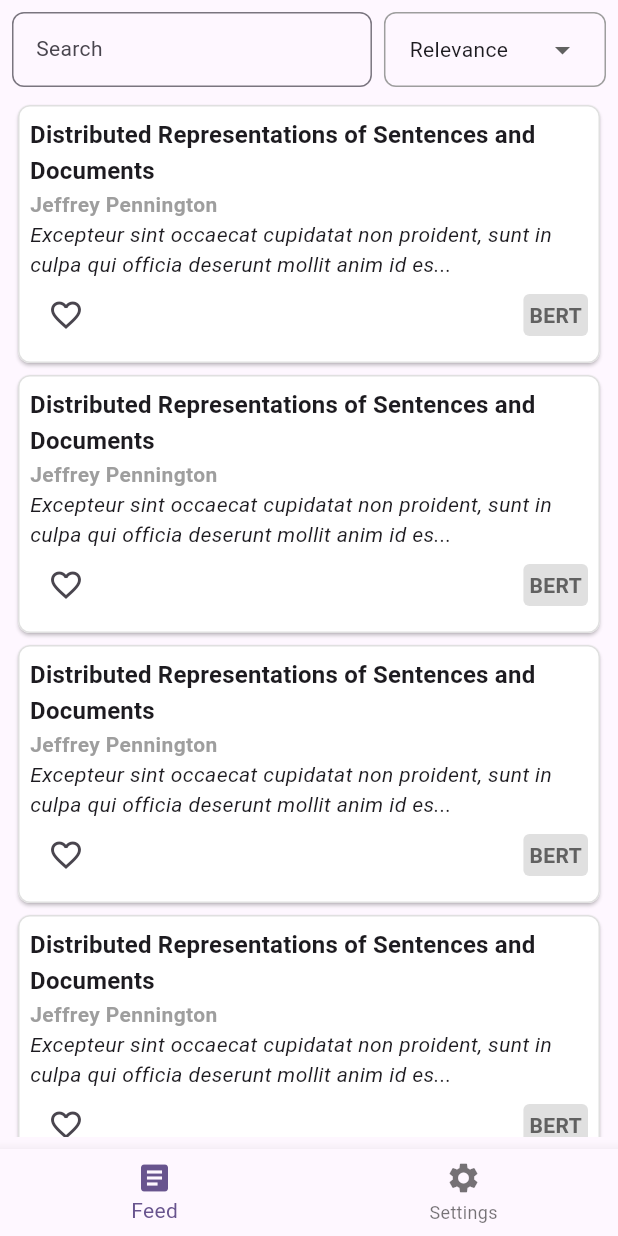
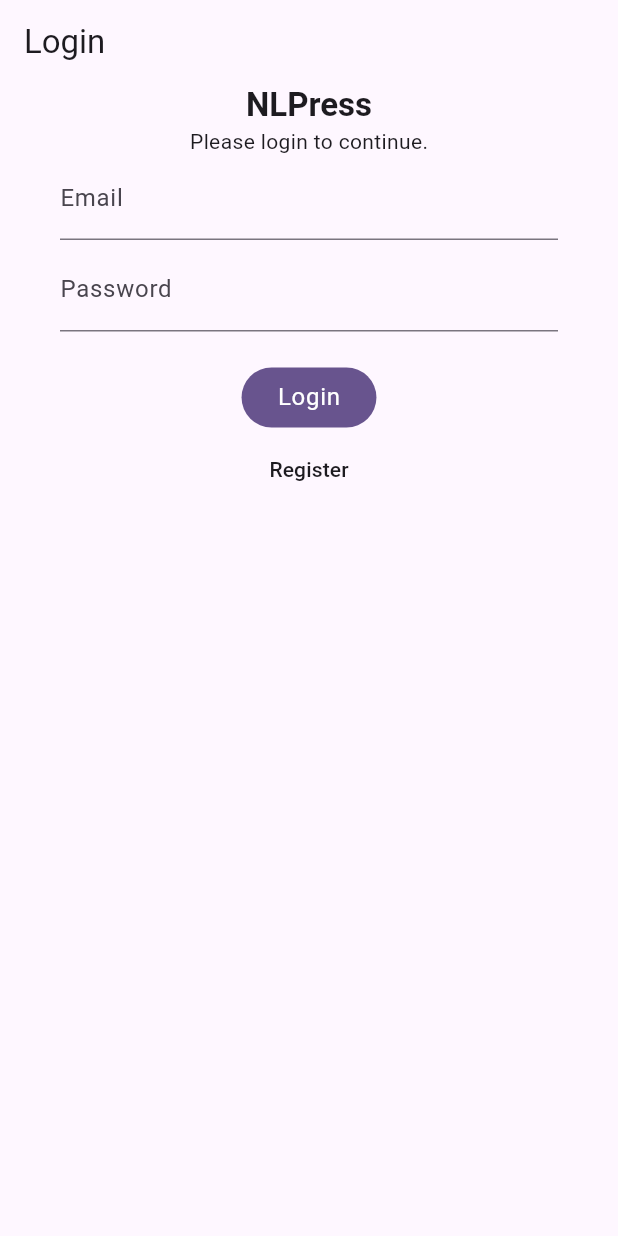
Before and after one commit to sezrab/group3_prototype, a Flutter app: the screen it shows after launch, on a phone screen of 412 x 824 dp. Run offline on Flutter 3.47's test engine with Material 3 defaults, Android fonts, the phone set to English and light mode, and no system bars; our stand-ins replace firebase_auth, firebase_core; accounts and stored records are empty.

Commit message:
INITIAL BACKEND INTEGRATION
There are some formatting issues, but this is a big step forward!

```diff
--- /dev/null
+++ b/lib/controllers/auth.dart
@@ -0,0 +1,22 @@
+import 'package:flutter/material.dart';
+import 'package:group3_prototype/home.dart';
+import 'package:group3_prototype/providers/auth.dart';
+import 'package:provider/provider.dart';
+
+import '../pages/login.dart';
+
+class LoginRegisterHome extends StatelessWidget {
+  const LoginRegisterHome({super.key});
+
+  @override
+  Widget build(BuildContext context) {
+    // get provider of auth
+    // if user is authenticated, show home page
+    if (Provider.of<MyAuthProvider>(context, listen: true).isAuthenticated) {
+      return const Home();
+    } else {
+      // if user is not authenticated, show login page
+      return const Login();
+    }
+  }
+}
--- a/lib/dummyData.dart
+++ /dev/null
@@ -1,89 +0,0 @@
-// generate dummy data for testing, from a random selection of data
-
-import 'dart:math';
-
-import 'package:group3_prototype/models/article.dart';
-
-List<String> authors = [
-  // LIST OF FAMOUS NLP RESEARCHERS
-  'Yoshua Bengio',
-  'Christopher Manning',
-  'Dan Jurafsky',
-  'Richard Socher',
-  'Jacob Devlin',
-  'Sebastian Ruder',
-  'Jason Weston',
-  'Tomas Mikolov',
-  'Jeffrey Pennington',
-  'Ronan Collobert',
-  'Quoc Le',
-  'Oriol Vinyals',
-  'Andrew Ng',
-  'Geoffrey Hinton',
-  'Yann LeCun',
-  'Francois Chollet',
-  'Andrej Karpathy',
-  'Ian Goodfellow',
-  'Fei-Fei Li',
-];
-
-List<String> titles = [
-  // famous NLP papers
-  'Dynamic Pooling and Unfolding Recursive Autoencoders for Paraphrase Detection',
-  'Natural Language Processing (almost) from Scratch',
-  'Recursive Deep Models for Semantic Compositionality Over a Sentiment Treebank',
-  'A Neural Probabilistic Language Model',
-  'Efficient Estimation of Word Representations in Vector Space',
-  'Distributed Representations of Words and Phrases and their Compositionality',
-  'GloVe: Global Vectors for Word Representation',
-  'Learning Word Vectors for Sentiment Analysis',
-  'Distributed Representations of Sentences and Documents',
-  'Bag of Tricks for Efficient Text Classification',
-  'Convolutional Neural Networks for Sentence Classification',
-  'A Convolutional Neural Network for Modelling Sentences',
-  'A Sensitivity Analysis of (and Practitioners Guide to) Convolutional Neural Networks for Sentence Classification',
-  'A Fast and Accurate Dependency Parser using Neural Networks',
-  'The Best of Both Worlds: Combining Recent Advances in Neural Machine Translation',
-  'Attention Is All You Need',
-  'BERT: Pre-training of Deep Bidirectional Transformers for Language Understanding',
-  'Deep contextualized word representations',
-  'Language Models are Unsupervised Multitask Learners',
-];
-
-List<String> loremIpsum = [
-  'Lorem ipsum dolor sit amet, consectetur adipiscing elit, sed do eiusmod tempor incididunt ut labore et dolore magna aliqua. Ut enim ad minim veniam, quis nostrud exercitation ullamco laboris nisi ut aliquip ex ea commodo consequat. ',
-  'Duis aute irure dolor in reprehenderit in voluptate velit esse cillum dolore eu fugiat nulla pariatur. ',
-  'Excepteur sint occaecat cupidatat non proident, sunt in culpa qui officia deserunt mollit anim id est laborum.',
-  'Sed ut perspiciatis unde omnis iste natus error sit voluptatem accusantium doloremque laudantium, totam rem aperiam, eaque ipsa quae ab illo inventore veritatis et quasi architecto beatae vitae dicta sunt explicabo. Nemo enim ipsam voluptatem quia voluptas sit aspernatur aut odit aut fugit, sed quia consequuntur magni dolores eos qui ratione voluptatem sequi nesciunt.',
-  'Neque porro quisquam est, qui dolorem ipsum quia dolor sit amet, consectetur, adipisci velit, sed quia non numquam eius modi tempora incidunt ut labore et dolore magnam aliquam quaerat voluptatem. Ut enim ad minima veniam, quis nostrum exercitationem ullam corporis suscipit laboriosam, nisi ut aliquid ex ea commodi consequatur? ',
-  'Quis autem vel eum iure reprehenderit qui in ea voluptate velit esse quam nihil molestiae consequatur, vel illum qui dolorem eum fugiat quo voluptas nulla pariatur?',
-];
-
-List<String> tags = [
-  'Deep Learning',
-  'Natural Language Processing',
-  'LLMs in Healthcare',
-  'GPT-3',
-  'BERT',
-  'Recurrent Neural Networks',
-  'Convolutional Neural Networks',
-  'Transformer Networks',
-  'Reinforcement Learning',
-  'Generative Adversarial Networks',
-  'Self-Supervised Learning',
-  'Text Classification',
-  'Sentiment Analysis'
-];
-ArticleData randomArticle() {
-  // generate random article
-  var rd = Random();
-  return ArticleData(
-      title: titles[rd.nextInt(titles.length)],
-      author: authors[rd.nextInt(authors.length)],
-      description: loremIpsum[rd.nextInt(loremIpsum.length)],
-      url: 'https://www.google.com',
-      // between 1 and 3 random tags
-      tags: List.generate(
-          rd.nextInt(3) + 1, (index) => tags[rd.nextInt(tags.length)]),
-      publishedAt: DateTime.now());
-}
--- a/lib/main.dart
+++ b/lib/main.dart
@@ -1,7 +1,18 @@
+import 'package:firebase_core/firebase_core.dart';
 import 'package:flutter/material.dart';
-import 'package:group3_prototype/home.dart';
+import 'package:group3_prototype/controllers/auth.dart';
+import 'package:group3_prototype/pages/login.dart';
+import 'package:group3_prototype/pages/register.dart';
+import 'package:group3_prototype/providers/api.dart';
+import 'package:group3_prototype/providers/auth.dart';
+import 'package:provider/provider.dart';
+import 'firebase_options.dart';
 
-void main() {
+void main() async {
+  WidgetsFlutterBinding.ensureInitialized();
+  await Firebase.initializeApp(
+    options: DefaultFirebaseOptions.currentPlatform,
+  );
   runApp(const MyApp());
 }
 
@@ -11,8 +22,21 @@
   // This widget is the root of your application.
   @override
   Widget build(BuildContext context) {
-    return MaterialApp(
+    return MultiProvider(
+      providers: [
+        ChangeNotifierProvider<MyAuthProvider>(
+          create: (_) => MyAuthProvider(),
+        ),
+        ChangeNotifierProvider<APIProvider>(
+          create: (_) => APIProvider(),
+        ),
+      ],
+      child: MaterialApp(
         title: 'Flutter Demo',
+        routes: {
+          '/register': (context) => const Register(),
+          '/login': (context) => const Login(),
+        },
         theme: ThemeData(
           // This is the theme of your application.
           //
@@ -32,7 +56,8 @@
           colorScheme: ColorScheme.fromSeed(seedColor: Colors.deepPurple),
           useMaterial3: true,
         ),
-      home: const Home(),
+        home: LoginRegisterHome(),
+      ),
     );
   }
 }
--- a/lib/models/article.dart
+++ b/lib/models/article.dart
@@ -1,17 +1,40 @@
 class ArticleData {
+  final int id;
   final String title;
-  final String author;
-  final String description;
+  final List<String> authors;
+  final String abstract;
   final String url;
   final DateTime publishedAt;
   final List<String> tags;
 
   ArticleData({
+    required this.id,
     required this.title,
-    required this.author,
-    required this.description,
+    required this.authors,
+    required this.abstract,
     required this.url,
     required this.tags,
     required this.publishedAt,
   });
+
+  factory ArticleData.fromJson(Map<String, dynamic> json) {
+    // return {
+    //         'id': self._id,
+    //         'title': self._title,
+    //         'summary': self._abstract,
+    //         'authors': self._authors,
+    //         'tags': self._tags,
+    //         'published': self._published.isoformat() if self._published else None,
+    //         'url': self._url
+    //     }
+    return ArticleData(
+      id: json['id'],
+      title: json['title'] as String,
+      authors: json['authors']!.cast<String>(),
+      abstract: json['summary'] as String,
+      url: json['url'] as String,
+      tags: json['tags']!.cast<String>(),
+      publishedAt: DateTime.parse(json['published']),
+    );
+  }
 }
--- /dev/null
+++ b/lib/pages/login.dart
@@ -0,0 +1,87 @@
+import 'package:firebase_auth/firebase_auth.dart';
+import 'package:flutter/material.dart';
+
+class Login extends StatefulWidget {
+  const Login({super.key});
+
+  @override
+  State<Login> createState() => _LoginState();
+}
+
+class _LoginState extends State<Login> {
+  TextEditingController emailController = TextEditingController();
+  TextEditingController passwordController = TextEditingController();
+  @override
+  Widget build(BuildContext context) {
+    return Scaffold(
+      appBar: AppBar(
+        title: const Text('Login'),
+      ),
+      body: Padding(
+        padding: const EdgeInsets.symmetric(horizontal: 40),
+        child: Column(
+          children: [
+            Text('NLPress',
+                style: Theme.of(context).textTheme.titleLarge!.copyWith(
+                      fontWeight: FontWeight.bold,
+                    )),
+            const Text('Please login to continue.'),
+            // username and password fields
+            TextField(
+              controller: emailController,
+              decoration: const InputDecoration(
+                labelText: 'Email',
+              ),
+            ),
+            SizedBox(height: 5),
+            TextField(
+              controller: passwordController,
+              decoration: const InputDecoration(
+                labelText: 'Password',
+              ),
+            ),
+            SizedBox(height: 20),
+            FilledButton(
+              onPressed: () {
+                FirebaseAuth.instance
+                    .signInWithEmailAndPassword(
+                  email: emailController.text,
+                  password: passwordController.text,
+                )
+                    .onError((error, stackTrace) {
+                  String message = "Login failed. Please try again.";
+                  if (error is FirebaseAuthException) {
+                    if (error.code == 'user-not-found') {
+                      message = 'No user found for that email.';
+                    } else if (error.code == 'wrong-password') {
+                      message = 'Wrong password provided for that user.';
+                    }
+                  }
+                  ScaffoldMessenger.of(context).showSnackBar(
+                    SnackBar(
+                      content: Text(message),
+                    ),
+                  );
+                  throw error as Object;
+                });
+              },
+              child: Text('Login',
+                  style: Theme.of(context)
+                      .textTheme
+                      .bodyLarge!
+                      .copyWith(color: Colors.white)),
+            ),
+            // or register
+            TextButton(
+              onPressed: () {
+                Navigator.pushNamed(context, '/register');
+              },
+              child: Text('Register',
+                  style: Theme.of(context).textTheme.labelLarge),
+            ),
+          ],
+        ),
+      ),
+    );
+  }
+}
--- /dev/null
+++ b/lib/pages/register.dart
@@ -0,0 +1,89 @@
+import 'package:firebase_auth/firebase_auth.dart';
+import 'package:flutter/material.dart';
+import 'package:group3_prototype/providers/auth.dart';
+import 'package:provider/provider.dart';
+
+class Register extends StatefulWidget {
+  const Register({super.key});
+
+  @override
+  State<Register> createState() => _RegisterState();
+}
+
+class _RegisterState extends State<Register> {
+  TextEditingController emailController = TextEditingController();
+  TextEditingController passwordController = TextEditingController();
+  TextEditingController confirmPasswordController = TextEditingController();
+  @override
+  Widget build(BuildContext context) {
+    return Scaffold(
+      appBar: AppBar(
+        title: const Text('Register'),
+      ),
+      body: Column(
+        children: [
+          const Text('NLPress'),
+          const Text('Register a new account.'),
+          TextField(
+            controller: emailController,
+            decoration: const InputDecoration(
+              labelText: 'Email',
+            ),
+          ),
+          TextField(
+            controller: passwordController,
+            decoration: const InputDecoration(
+              labelText: 'Password',
+            ),
+          ),
+          TextField(
+            controller: confirmPasswordController,
+            decoration: const InputDecoration(
+              labelText: 'Confirm Password',
+            ),
+          ),
+          ElevatedButton(
+            onPressed: () async {
+              // Navigate to the home page by replacing the current route.
+              try {
+                await Provider.of<MyAuthProvider>(context, listen: false)
+                    .registerWithPassword(
+                      emailController.text,
+                      passwordController.text,
+                    )
+                    .then((value) => Navigator.pop(context));
+              }
+              // catch firebase errors and display appropriate text
+              on FirebaseAuthException catch (e) {
+                String message = "There was an error";
+                if (e.code == 'weak-password') {
+                  message = "The password provided is too weak.";
+                } else if (e.code == 'email-already-in-use') {
+                  message = "The account already exists for that email.";
+                } else if (e.code == 'invalid-email') {
+                  message = "The email address is invalid.";
+                } else if (e.code == 'operation-not-allowed') {
+                  message = "Email & Password accounts are not enabled.";
+                } else if (e.code == 'user-disabled') {
+                  message =
+                      "The user corresponding to the given email has been disabled.";
+                } else if (e.code == 'user-not-found') {
+                  message =
+                      "There is no user corresponding to the given email.";
+                } else if (e.code == 'wrong-password') {
+                  message = "The password is invalid for the given email.";
+                }
+                ScaffoldMessenger.of(context).showSnackBar(
+                  SnackBar(
+                    content: Text(message),
+                  ),
+                );
+              }
+            },
+            child: const Text('Register'),
+          ),
+        ],
+      ),
+    );
+  }
+}
--- /dev/null
+++ b/lib/providers/auth.dart
@@ -0,0 +1,73 @@
+import 'dart:async';
+
+import 'package:flutter/material.dart';
+import 'package:firebase_auth/firebase_auth.dart';
+
+class MyAuthProvider with ChangeNotifier {
+  // FirebaseUser user;
+  StreamSubscription? userAuthSub;
+  User? user;
+  String get uid => user!.uid;
+  MyAuthProvider() : userAuthSub = null {
+    userAuthSub = FirebaseAuth.instance.authStateChanges().listen(
+      (newUser) {
+        print('Auth state changed. User is: $newUser');
+        user = newUser;
+        notifyListeners();
+      },
+      onError: (e) {
+        print('!!! auth.dart/userAuthSub error: $e');
+        throw e;
+      },
+    );
+  }
+
+  @override
+  void dispose() {
+    try {
+      userAuthSub!.cancel();
+    } catch (e) {
+      print(
+          'auth.dart/dispose() error: userAuthSub is null. This is probably fine.');
+    }
+    super.dispose();
+  }
+
+  bool get isAnonymous {
+    assert(user != null);
+    bool isAnonymousUser = true;
+    for (UserInfo info in user!.providerData) {
+      if (info.providerId == "facebook.com" ||
+          info.providerId == "google.com" ||
+          info.providerId == "password") {
+        isAnonymousUser = false;
+        break;
+      }
+    }
+    return isAnonymousUser;
+  }
+
+  bool get isAuthenticated {
+    return user != null;
+  }
+
+  Future<void> registerWithPassword(String email, String password) async {
+    try {
+      await FirebaseAuth.instance.createUserWithEmailAndPassword(
+        email: email,
+        password: password,
+      );
+      await FirebaseAuth.instance.signInWithEmailAndPassword(
+        email: email,
+        password: password,
+      );
+    } catch (e) {
+      rethrow;
+    }
+  }
+
+  void signOut() {
+    FirebaseAuth.instance.signOut();
+    user = null;
+  }
+}
--- a/pubspec.yaml
+++ b/pubspec.yaml
@@ -35,6 +35,10 @@
   # The following adds the Cupertino Icons font to your application.
   # Use with the CupertinoIcons class for iOS style icons.
   cupertino_icons: ^1.0.2
+  firebase_core: ^2.24.2
+  firebase_auth: ^4.16.0
+  provider: ^6.1.1
+  http: ^1.1.0
 
 dev_dependencies:
   flutter_test:
```
Also changed, not shown: analysis_options.yaml (deleted, +0 -29 lines), lib/pages/article.dart (+5 -6 lines), lib/pages/feed.dart (+83 -15 lines), lib/pages/settings.dart (+17 -1 lines), lib/providers/api.dart (added, +37 -0 lines), lib/firebase_options.dart (added), pubspec.lock (deleted), 125 other files. Lines whose indentation alone changed are shown as unchanged.
